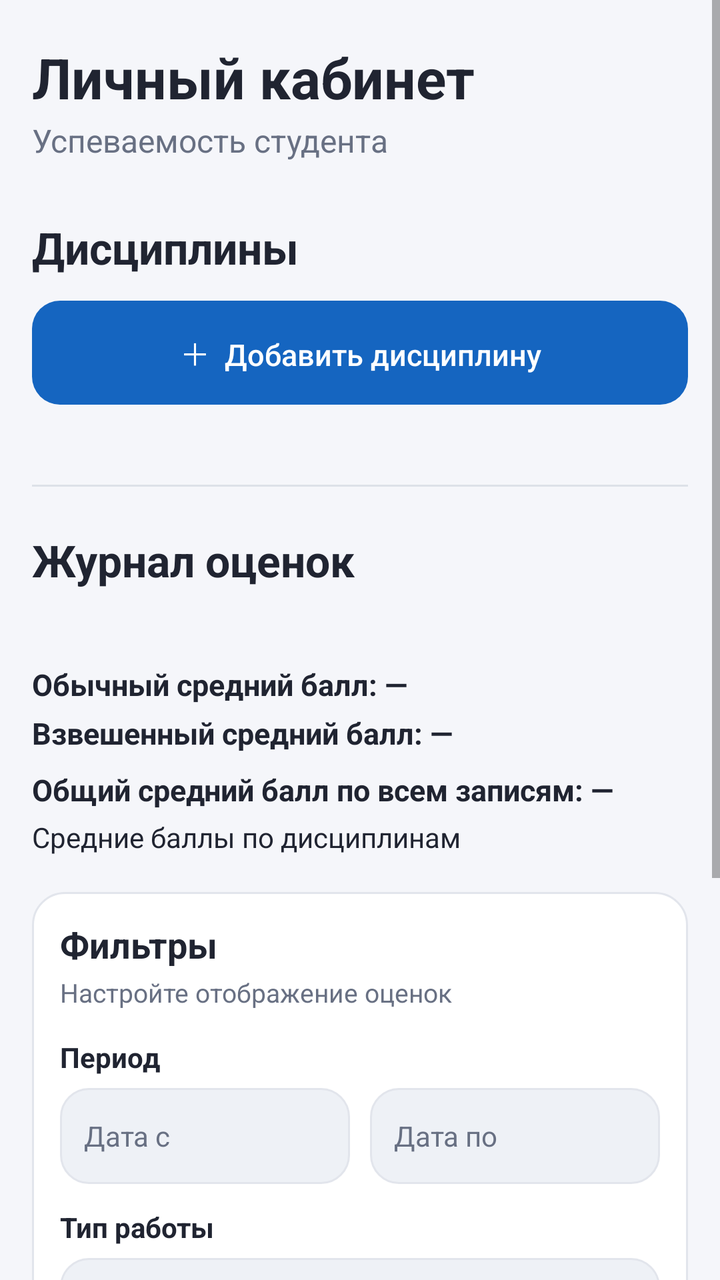
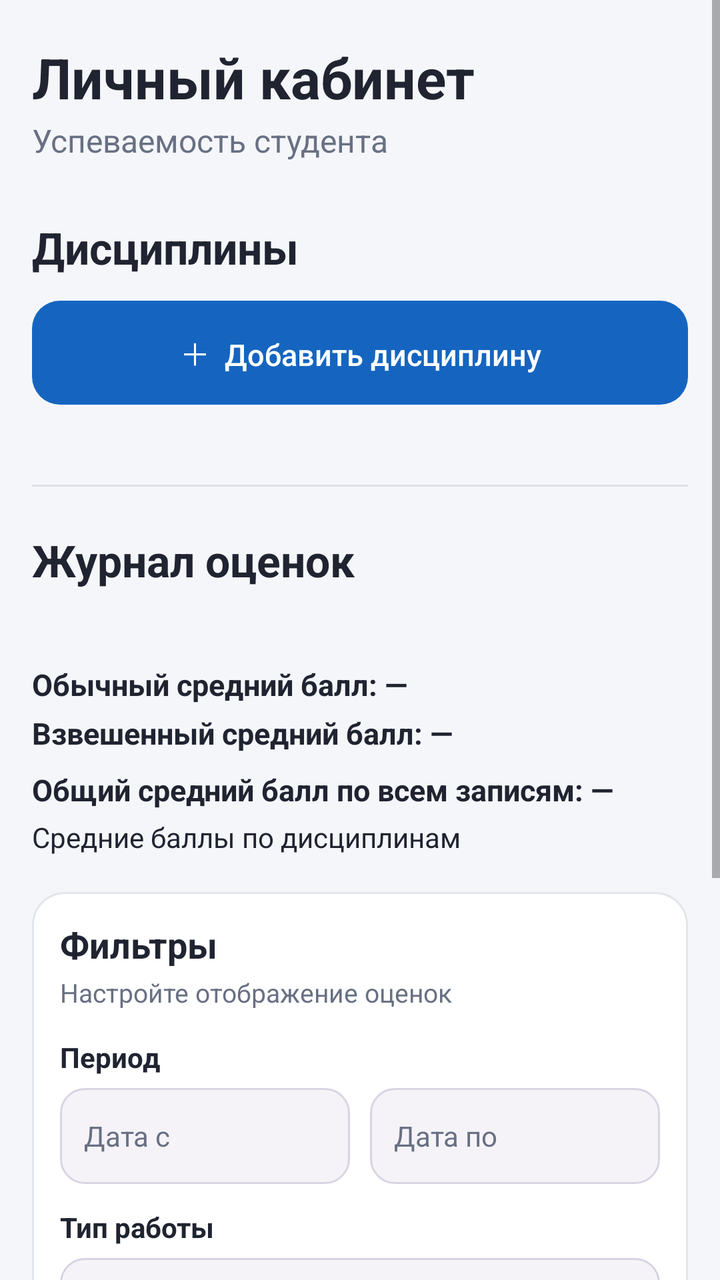

Compare the two renders of this Android layout. The source of the first and the diff that turns it into the second are given below.
<!-- AndroidManifest.xml: activity theme Theme.Studentkab -->
<!-- res/layout/activity_main.xml -->
<?xml version="1.0" encoding="utf-8"?>
<ScrollView xmlns:android="http://schemas.android.com/apk/res/android"
    android:id="@+id/mainScroll"
    android:layout_width="match_parent"
    android:layout_height="match_parent"
    android:background="@color/screen_background"
    android:fillViewport="true"
    android:clipToPadding="false">

    <LinearLayout
        android:layout_width="match_parent"
        android:layout_height="wrap_content"
        android:orientation="vertical"
        android:paddingStart="16dp"
        android:paddingTop="20dp"
        android:paddingEnd="16dp"
        android:paddingBottom="28dp">

        <TextView
            android:layout_width="match_parent"
            android:layout_height="wrap_content"
            android:text="Личный кабинет"
            android:textColor="@color/text_primary"
            android:textSize="28sp"
            android:textStyle="bold" />

        <TextView
            android:layout_width="match_parent"
            android:layout_height="wrap_content"
            android:layout_marginTop="2dp"
            android:text="Успеваемость студента"
            android:textColor="@color/text_secondary"
            android:textSize="16sp" />

        <LinearLayout
            android:layout_width="match_parent"
            android:layout_height="wrap_content"
            android:layout_marginTop="28dp"
            android:gravity="center_vertical"
            android:orientation="horizontal">

            <TextView
                android:layout_width="0dp"
                android:layout_height="wrap_content"
                android:layout_weight="1"
                android:text="Дисциплины"
                android:textColor="@color/text_primary"
                android:textSize="22sp"
                android:textStyle="bold" />

            <TextView
                android:id="@+id/disciplineCount"
                android:layout_width="wrap_content"
                android:layout_height="wrap_content"
                android:textColor="@color/text_secondary"
                android:textSize="14sp" />
        </LinearLayout>

        <Button
            android:id="@+id/addDisciplineButton"
            style="@style/Widget.Studentkab.Button.Add"
            android:layout_width="match_parent"
            android:layout_height="52dp"
            android:layout_marginTop="12dp"
            android:text="＋  Добавить дисциплину" />

        <TextView
            android:id="@+id/emptyDisciplines"
            android:layout_width="match_parent"
            android:layout_height="wrap_content"
            android:layout_marginTop="18dp"
            android:background="@drawable/bg_info_panel"
            android:padding="16dp"
            android:text="Дисциплин пока нет. Добавьте первую дисциплину."
            android:textColor="@color/text_secondary"
            android:textSize="14sp"
            android:visibility="gone" />

        <LinearLayout
            android:id="@+id/disciplinesContainer"
            android:layout_width="match_parent"
            android:layout_height="wrap_content"
            android:layout_marginTop="14dp"
            android:orientation="vertical" />

        <View
            android:layout_width="match_parent"
            android:layout_height="1dp"
            android:layout_marginTop="26dp"
            android:layout_marginBottom="22dp"
            android:background="@color/divider" />

        <TextView
            android:layout_width="match_parent"
            android:layout_height="wrap_content"
            android:text="Журнал оценок"
            android:textColor="@color/text_primary"
            android:textSize="22sp"
            android:textStyle="bold" />

        <TextView
            android:id="@+id/selectedDisciplineName"
            android:layout_width="match_parent"
            android:layout_height="wrap_content"
            android:layout_marginTop="5dp"
            android:textColor="@color/text_secondary"
            android:textSize="15sp" />

        <TextView
            android:id="@+id/averageGrade"
            android:layout_width="match_parent"
            android:layout_height="wrap_content"
            android:layout_marginTop="12dp"
            android:text="Обычный средний балл: —"
            android:textColor="@color/text_primary"
            android:textSize="15sp"
            android:textStyle="bold" />

        <TextView
            android:id="@+id/weightedAverageGrade"
            android:layout_width="match_parent"
            android:layout_height="wrap_content"
            android:layout_marginTop="4dp"
            android:text="Взвешенный средний балл: —"
            android:textColor="@color/text_primary"
            android:textSize="15sp"
            android:textStyle="bold" />

        <TextView
            android:id="@+id/globalAverage"
            android:layout_width="match_parent"
            android:layout_height="wrap_content"
            android:layout_marginTop="8dp"
            android:text="Общий средний балл по всем записям: —"
            android:textColor="@color/text_primary"
            android:textSize="15sp"
            android:textStyle="bold" />

        <TextView
            android:id="@+id/disciplineAverage"
            android:layout_width="match_parent"
            android:layout_height="wrap_content"
            android:layout_marginTop="4dp"
            android:text="Средние баллы по дисциплинам"
            android:textColor="@color/text_primary"
            android:textSize="14sp" />

        <LinearLayout
            android:layout_width="match_parent"
            android:layout_height="wrap_content"
            android:layout_marginTop="18dp"
            android:background="@drawable/bg_discipline_card"
            android:orientation="vertical"
            android:padding="14dp">

            <TextView
                android:layout_width="match_parent"
                android:layout_height="wrap_content"
                android:text="Фильтры"
                android:textColor="@color/text_primary"
                android:textSize="18sp"
                android:textStyle="bold" />

            <TextView
                android:layout_width="match_parent"
                android:layout_height="wrap_content"
                android:layout_marginTop="3dp"
                android:text="Настройте отображение оценок"
                android:textColor="@color/text_secondary"
                android:textSize="13sp" />

            <TextView
                android:layout_width="match_parent"
                android:layout_height="wrap_content"
                android:layout_marginTop="14dp"
                android:text="Период"
                android:textColor="@color/text_primary"
                android:textSize="14sp"
                android:textStyle="bold" />

            <LinearLayout
                android:layout_width="match_parent"
                android:layout_height="wrap_content"
                android:layout_marginTop="6dp"
                android:orientation="horizontal">

                <EditText
                    android:id="@+id/dateFromFilter"
                    android:layout_width="0dp"
                    android:layout_height="48dp"
                    android:layout_weight="1"
                    android:layout_marginEnd="5dp"
                    android:background="@drawable/bg_text_input"
                    android:hint="Дата с"
                    android:inputType="date"
                    android:paddingStart="12dp"
                    android:paddingEnd="8dp"
                    android:singleLine="true"
                    android:textColor="@color/text_primary"
                    android:textColorHint="@color/text_secondary"
                    android:textSize="14sp" />

                <EditText
                    android:id="@+id/dateToFilter"
                    android:layout_width="0dp"
                    android:layout_height="48dp"
                    android:layout_weight="1"
                    android:layout_marginStart="5dp"
                    android:background="@drawable/bg_text_input"
                    android:hint="Дата по"
                    android:inputType="date"
                    android:paddingStart="12dp"
                    android:paddingEnd="8dp"
                    android:singleLine="true"
                    android:textColor="@color/text_primary"
                    android:textColorHint="@color/text_secondary"
                    android:textSize="14sp" />
            </LinearLayout>

            <TextView
                android:layout_width="match_parent"
                android:layout_height="wrap_content"
                android:layout_marginTop="12dp"
                android:text="Тип работы"
                android:textColor="@color/text_primary"
                android:textSize="14sp"
                android:textStyle="bold" />

            <Spinner
                android:id="@+id/workTypeFilter"
                android:layout_width="match_parent"
                android:layout_height="48dp"
                android:layout_marginTop="6dp"
                android:background="@drawable/bg_text_input"
                android:paddingStart="12dp"
                android:paddingEnd="12dp" />

            <TextView
                android:layout_width="match_parent"
                android:layout_height="wrap_content"
                android:layout_marginTop="12dp"
                android:text="Сортировка"
                android:textColor="@color/text_primary"
                android:textSize="14sp"
                android:textStyle="bold" />

            <Spinner
                android:id="@+id/sortGrades"
                android:layout_width="match_parent"
                android:layout_height="48dp"
                android:layout_marginTop="6dp"
                android:background="@drawable/bg_text_input"
                android:paddingStart="12dp"
                android:paddingEnd="12dp" />

            <Button
                android:id="@+id/applyFiltersButton"
                style="@style/Widget.Studentkab.Button.Add"
                android:layout_width="match_parent"
                android:layout_height="48dp"
                android:layout_marginTop="14dp"
                android:text="Применить фильтры" />
        </LinearLayout>

        <TextView
            android:id="@+id/filterMessage"
            android:layout_width="match_parent"
            android:layout_height="wrap_content"
            android:textColor="@color/action_delete"
            android:visibility="gone" />

        <TextView
            android:id="@+id/progressDynamics"
            android:layout_width="match_parent"
            android:layout_height="wrap_content"
            android:layout_marginTop="12dp"
            android:background="@drawable/bg_info_panel"
            android:padding="12dp"
            android:text="Динамика по месяцам"
            android:textColor="@color/text_primary"
            android:textSize="14sp" />

        <TextView
            android:id="@+id/emptyGrades"
            android:layout_width="match_parent"
            android:layout_height="wrap_content"
            android:layout_marginTop="14dp"
            android:background="@drawable/bg_info_panel"
            android:padding="16dp"
            android:text="Оценок пока нет."
            android:textColor="@color/text_secondary"
            android:textSize="14sp"
            android:visibility="gone" />

        <LinearLayout
            android:id="@+id/gradesContainer"
            android:layout_width="match_parent"
            android:layout_height="wrap_content"
            android:layout_marginTop="12dp"
            android:orientation="vertical" />

        <TextView
            android:id="@+id/errorMessage"
            android:layout_width="match_parent"
            android:layout_height="wrap_content"
            android:layout_marginTop="12dp"
            android:textColor="@color/action_delete"
            android:textSize="14sp"
            android:visibility="gone" />

    </LinearLayout>
</ScrollView>
<!-- resources referenced by this layout -->
<resources>
  <!-- drawable bg_discipline_card (drawable) -->
  <?xml version="1.0" encoding="utf-8"?>
  <shape xmlns:android="http://schemas.android.com/apk/res/android">
      <solid android:color="@color/card_surface" />
      <corners android:radius="16dp" />
      <stroke android:width="1dp" android:color="@color/card_stroke" />
  </shape>
  <!-- drawable bg_info_panel (drawable) -->
  <?xml version="1.0" encoding="utf-8"?>
  <shape xmlns:android="http://schemas.android.com/apk/res/android">
      <solid android:color="@color/info_surface" />
      <corners android:radius="12dp" />
  </shape>
  <!-- drawable bg_text_input (drawable) -->
  <?xml version="1.0" encoding="utf-8"?>
  <selector xmlns:android="http://schemas.android.com/apk/res/android">
      <item android:state_focused="true">
          <shape android:shape="rectangle">
              <solid android:color="@color/card_surface" />
              <stroke android:width="2dp" android:color="@color/action_add" />
              <corners android:radius="14dp" />
          </shape>
      </item>
      <item>
          <shape android:shape="rectangle">
              <solid android:color="@color/info_surface" />
              <stroke android:width="1dp" android:color="@color/card_stroke" />
              <corners android:radius="14dp" />
          </shape>
      </item>
  </selector>
  <style name="Widget.Studentkab.Button.Add" parent="Widget.Studentkab.Button">
          <item name="android:background">@drawable/bg_button_add</item>
      </style>
  <style name="Widget.Studentkab.Button" parent="android:Widget.Material.Button">
          <item name="android:background">@drawable/bg_button_primary</item>
          <item name="android:textAllCaps">false</item>
          <item name="android:textSize">15sp</item>
          <item name="android:textColor">@android:color/white</item>
          <item name="android:stateListAnimator">@null</item>
          <item name="android:insetLeft">0dp</item>
          <item name="android:insetRight">0dp</item>
          <item name="android:insetTop">0dp</item>
          <item name="android:insetBottom">0dp</item>
      </style>
  <!-- drawable bg_button_add (drawable) -->
  <?xml version="1.0" encoding="utf-8"?>
  <selector xmlns:android="http://schemas.android.com/apk/res/android">
      <item android:state_pressed="true">
          <shape android:shape="rectangle">
              <solid android:color="#0D47A1" />
              <corners android:radius="14dp" />
          </shape>
      </item>
      <item>
          <shape android:shape="rectangle">
              <solid android:color="@color/action_add" />
              <corners android:radius="14dp" />
          </shape>
      </item>
  </selector>
  <style name="Theme.Studentkab.Dialog" parent="android:Theme.Material.Light.Dialog.Alert">
          <item name="android:colorAccent">@color/action_add</item>
          <item name="android:windowBackground">@drawable/bg_dialog</item>
          <item name="android:windowMinWidthMajor">90%</item>
          <item name="android:windowMinWidthMinor">90%</item>
          <item name="android:windowContentOverlay">@null</item>
      </style>
  <!-- drawable bg_button_primary (drawable) -->
  <?xml version="1.0" encoding="utf-8"?>
  <selector xmlns:android="http://schemas.android.com/apk/res/android">
      <item android:state_pressed="true">
          <shape android:shape="rectangle">
              <solid android:color="#0D47A1" />
              <corners android:radius="14dp" />
          </shape>
      </item>
      <item>
          <shape android:shape="rectangle">
              <solid android:color="@color/action_add" />
              <corners android:radius="14dp" />
          </shape>
      </item>
  </selector>
  <!-- drawable bg_dialog (drawable) -->
  <?xml version="1.0" encoding="utf-8"?>
  <shape xmlns:android="http://schemas.android.com/apk/res/android"
      android:shape="rectangle">
      <solid android:color="@color/card_surface" />
      <corners android:radius="24dp" />
  </shape>
  <!-- unchanged entries left out for length: 10 -->
</resources>

<!-- the commit's change to res/layout/activity_main.xml (unified diff, before → after) -->
@@ -69,7 +69,7 @@
             android:layout_width="match_parent"
             android:layout_height="wrap_content"
             android:layout_marginTop="18dp"
-            android:background="@drawable/bg_info_panel"
+            android:background="@drawable/surface_info_panel_bg"
             android:padding="16dp"
             android:text="Дисциплин пока нет. Добавьте первую дисциплину."
             android:textColor="@color/text_secondary"
@@ -149,7 +149,7 @@
             android:layout_width="match_parent"
             android:layout_height="wrap_content"
             android:layout_marginTop="18dp"
-            android:background="@drawable/bg_discipline_card"
+            android:background="@drawable/card_discipline_bg"
             android:orientation="vertical"
             android:padding="14dp">
 
@@ -190,7 +190,7 @@
                     android:layout_height="48dp"
                     android:layout_weight="1"
                     android:layout_marginEnd="5dp"
-                    android:background="@drawable/bg_text_input"
+                    android:background="@drawable/field_input_bg"
                     android:hint="Дата с"
                     android:inputType="date"
                     android:paddingStart="12dp"
@@ -206,7 +206,7 @@
                     android:layout_height="48dp"
                     android:layout_weight="1"
                     android:layout_marginStart="5dp"
-                    android:background="@drawable/bg_text_input"
+                    android:background="@drawable/field_input_bg"
                     android:hint="Дата по"
                     android:inputType="date"
                     android:paddingStart="12dp"
@@ -226,14 +226,15 @@
                 android:textSize="14sp"
                 android:textStyle="bold" />
 
+            
             <Spinner
                 android:id="@+id/workTypeFilter"
                 android:layout_width="match_parent"
                 android:layout_height="48dp"
                 android:layout_marginTop="6dp"
-                android:background="@drawable/bg_text_input"
+                android:background="@drawable/bg_spinner_field"
                 android:paddingStart="12dp"
-                android:paddingEnd="12dp" />
+                android:paddingEnd="40dp" />
 
             <TextView
                 android:layout_width="match_parent"
@@ -244,14 +245,15 @@
                 android:textSize="14sp"
                 android:textStyle="bold" />
 
+            
             <Spinner
                 android:id="@+id/sortGrades"
                 android:layout_width="match_parent"
                 android:layout_height="48dp"
                 android:layout_marginTop="6dp"
-                android:background="@drawable/bg_text_input"
+                android:background="@drawable/bg_spinner_field"
                 android:paddingStart="12dp"
-                android:paddingEnd="12dp" />
+                android:paddingEnd="40dp" />
 
             <Button
                 android:id="@+id/applyFiltersButton"
@@ -274,7 +276,7 @@
             android:layout_width="match_parent"
             android:layout_height="wrap_content"
             android:layout_marginTop="12dp"
-            android:background="@drawable/bg_info_panel"
+            android:background="@drawable/surface_info_panel_bg"
             android:padding="12dp"
             android:text="Динамика по месяцам"
             android:textColor="@color/text_primary"
@@ -285,7 +287,7 @@
             android:layout_width="match_parent"
             android:layout_height="wrap_content"
             android:layout_marginTop="14dp"
-            android:background="@drawable/bg_info_panel"
+            android:background="@drawable/surface_info_panel_bg"
             android:padding="16dp"
             android:text="Оценок пока нет."
             android:textColor="@color/text_secondary"
<!-- resource entries referenced after the edit -->
@@ -1,41 +1,68 @@
 <!-- resources referenced by this layout -->
 <resources>
-  <!-- drawable bg_discipline_card (drawable) -->
+  <!-- drawable bg_spinner_field (drawable) -->
+  <?xml version="1.0" encoding="utf-8"?>
+  <layer-list xmlns:android="http://schemas.android.com/apk/res/android">
+      
+      <item android:drawable="@drawable/field_input_bg" />
+  
+      
+      <item
+          android:drawable="@drawable/ic_arrow_drop_down"
+          android:gravity="end|center_vertical"
+          android:right="14dp" />
+  </layer-list>
+  <!-- drawable card_discipline_bg (drawable) -->
   <?xml version="1.0" encoding="utf-8"?>
   <shape xmlns:android="http://schemas.android.com/apk/res/android">
       <solid android:color="@color/card_surface" />
       <corners android:radius="16dp" />
       <stroke android:width="1dp" android:color="@color/card_stroke" />
   </shape>
-  <!-- drawable bg_info_panel (drawable) -->
+  <!-- drawable field_input_bg (drawable) -->
+  <?xml version="1.0" encoding="utf-8"?>
+  <selector xmlns:android="http://schemas.android.com/apk/res/android">
+      <item android:state_focused="true">
+          <shape android:shape="rectangle">
+              <solid android:color="@color/field_surface_focused" />
+              <stroke android:width="2dp" android:color="@color/field_stroke_focused" />
+              <corners android:radius="12dp" />
+          </shape>
+      </item>
+      <item>
+          <shape android:shape="rectangle">
+              <solid android:color="@color/field_surface" />
+              <stroke android:width="1dp" android:color="@color/field_stroke" />
+              <corners android:radius="12dp" />
+          </shape>
+      </item>
+  </selector>
+  <!-- drawable surface_info_panel_bg (drawable) -->
   <?xml version="1.0" encoding="utf-8"?>
   <shape xmlns:android="http://schemas.android.com/apk/res/android">
       <solid android:color="@color/info_surface" />
       <corners android:radius="12dp" />
   </shape>
-  <!-- drawable bg_text_input (drawable) -->
+  <style name="Widget.Studentkab.Button.Add" parent="Widget.Studentkab.Button">
+          <item name="android:background">@drawable/btn_add_bg</item>
+      </style>
+  <!-- drawable ic_arrow_drop_down (drawable) -->
   <?xml version="1.0" encoding="utf-8"?>
-  <selector xmlns:android="http://schemas.android.com/apk/res/android">
-      <item android:state_focused="true">
-          <shape android:shape="rectangle">
-              <solid android:color="@color/card_surface" />
-              <stroke android:width="2dp" android:color="@color/action_add" />
-              <corners android:radius="14dp" />
-          </shape>
-      </item>
-      <item>
-          <shape android:shape="rectangle">
-              <solid android:color="@color/info_surface" />
-              <stroke android:width="1dp" android:color="@color/card_stroke" />
-              <corners android:radius="14dp" />
-          </shape>
-      </item>
-  </selector>
-  <style name="Widget.Studentkab.Button.Add" parent="Widget.Studentkab.Button">
-          <item name="android:background">@drawable/bg_button_add</item>
-      </style>
+  <vector xmlns:android="http://schemas.android.com/apk/res/android"
+      android:width="24dp"
+      android:height="24dp"
+      android:viewportWidth="24"
+      android:viewportHeight="24">
+      <path
+          android:fillColor="@color/text_secondary"
+          android:pathData="M7,10l5,5 5,-5z" />
+  </vector>
+  <color name="field_surface_focused">#FFFFFF</color>
+  <color name="field_stroke_focused">#6650A4</color>
+  <color name="field_surface">#F5F3F8</color>
+  <color name="field_stroke">#D9D4E3</color>
   <style name="Widget.Studentkab.Button" parent="android:Widget.Material.Button">
-          <item name="android:background">@drawable/bg_button_primary</item>
+          <item name="android:background">@drawable/btn_primary_bg</item>
           <item name="android:textAllCaps">false</item>
           <item name="android:textSize">15sp</item>
           <item name="android:textColor">@android:color/white</item>
@@ -45,7 +72,7 @@
           <item name="android:insetTop">0dp</item>
           <item name="android:insetBottom">0dp</item>
       </style>
-  <!-- drawable bg_button_add (drawable) -->
+  <!-- drawable btn_add_bg (drawable) -->
   <?xml version="1.0" encoding="utf-8"?>
   <selector xmlns:android="http://schemas.android.com/apk/res/android">
       <item android:state_pressed="true">
@@ -63,12 +90,12 @@
   </selector>
   <style name="Theme.Studentkab.Dialog" parent="android:Theme.Material.Light.Dialog.Alert">
           <item name="android:colorAccent">@color/action_add</item>
-          <item name="android:windowBackground">@drawable/bg_dialog</item>
+          <item name="android:windowBackground">@drawable/surface_dialog_bg</item>
           <item name="android:windowMinWidthMajor">90%</item>
           <item name="android:windowMinWidthMinor">90%</item>
           <item name="android:windowContentOverlay">@null</item>
       </style>
-  <!-- drawable bg_button_primary (drawable) -->
+  <!-- drawable btn_primary_bg (drawable) -->
   <?xml version="1.0" encoding="utf-8"?>
   <selector xmlns:android="http://schemas.android.com/apk/res/android">
       <item android:state_pressed="true">
@@ -84,7 +111,7 @@
           </shape>
       </item>
   </selector>
-  <!-- drawable bg_dialog (drawable) -->
+  <!-- drawable surface_dialog_bg (drawable) -->
   <?xml version="1.0" encoding="utf-8"?>
   <shape xmlns:android="http://schemas.android.com/apk/res/android"
       android:shape="rectangle">
